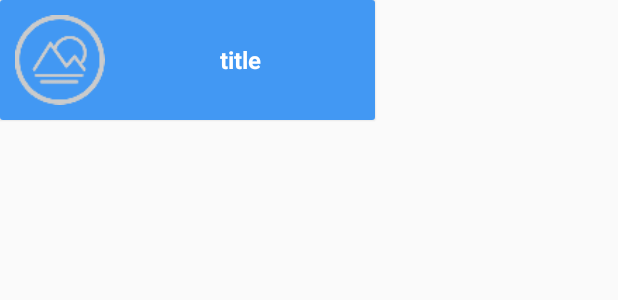
After one commit to Jorble/WatsonApp, an Android app: the layout pop_map_info.xml on its own in the app's theme, with its tools: preview values and no code run, on a phone screen of 412 x 824 dp. The commit adds this screen. Shown: the top 300 px of the screen. Run offline under Robolectric (Android 15) with nearby library versions, the phone set to English and light mode, and no system bars.

```diff
--- a/app/src/main/java/com/giant/watsonapp/voice/TimeLineAdapter.java
+++ b/app/src/main/java/com/giant/watsonapp/voice/TimeLineAdapter.java
@@ -101,7 +101,7 @@ public class TimeLineAdapter extends RecyclerView.Adapter<TimeLineViewHolder> {
         Glide
                 .with(mContext)
                 .load(timeLineModel.getImg())
-                .placeholder(R.mipmap.refresh_loading01)
+                .placeholder(R.mipmap.pic_spot_default)
                 .bitmapTransform(new CropCircleTransformation(mContext))
                 .into(holder.img);
 
--- /dev/null
+++ b/app/src/main/res/layout/pop_map_info.xml
@@ -0,0 +1,34 @@
+<?xml version="1.0" encoding="utf-8"?>
+<android.support.v7.widget.CardView xmlns:android="http://schemas.android.com/apk/res/android"
+    xmlns:app="http://schemas.android.com/apk/res-auto"
+    android:layout_width="wrap_content"
+    android:layout_height="wrap_content"
+    app:cardElevation="1dp">
+
+    <LinearLayout
+        android:layout_width="250dp"
+        android:layout_height="wrap_content"
+        android:alpha="0.8"
+        android:background="@color/theme_color"
+        android:gravity="center_vertical">
+
+        <ImageView
+            android:id="@+id/img_iv"
+            android:layout_width="60dp"
+            android:layout_height="60dp"
+            android:layout_margin="10dp"
+            android:src="@mipmap/pic_spot_default" />
+
+        <TextView
+            android:id="@+id/title_tv"
+            android:layout_width="match_parent"
+            android:layout_height="wrap_content"
+            android:gravity="center"
+            android:layout_marginRight="10dp"
+            android:text="title"
+            android:textColor="@color/white"
+            android:textSize="@dimen/text_size1"
+            android:textStyle="bold" />
+    </LinearLayout>
+
+</android.support.v7.widget.CardView>
```
Also changed, not shown: app/src/main/java/com/giant/watsonapp/map/MapActivity.java (+112 -27 lines), app/src/main/res/layout/activity_map.xml (+22 -0 lines), app/src/main/res/mipmap-xhdpi/icon_loc_me.png (added), app/src/main/res/mipmap-xhdpi/icon_loc_spot.png (added), app/src/main/res/mipmap-xxhdpi/icon_loc_me.png (added), app/src/main/res/mipmap-xxhdpi/icon_loc_spot.png (added), app/src/main/res/mipmap-xxhdpi/icon_location.png (deleted), app/src/main/res/mipmap-xxhdpi/sanya01.jpg (added), app/src/main/res/mipmap-xxhdpi/sanya02.jpg (added), app/src/main/res/mipmap-xxhdpi/sanya03.jpg (added), app/src/main/res/mipmap-xxhdpi/sanya04.jpg (added), app/src/main/res/mipmap-xxhdpi/sanya05.jpg (added), app/src/main/res/mipmap-xxhdpi/sanya06.jpg (added), app/src/main/res/mipmap-xxhdpi/sanya07.jpg (added), 3 more files.
